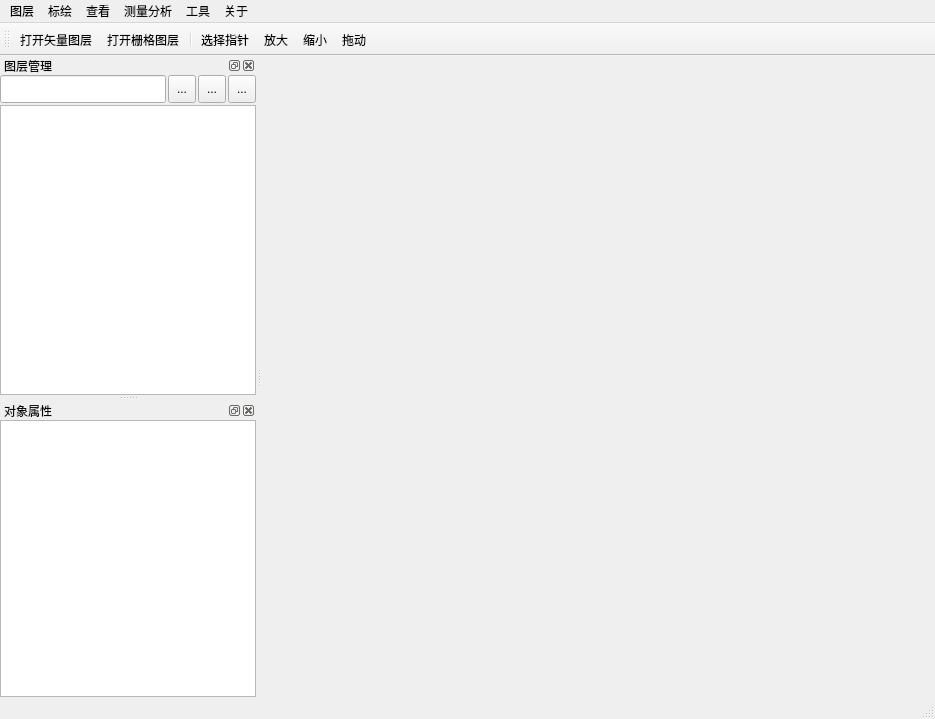
First picture: the form in sqGis/sqGisMainWindow.ui, repository TheWrangler/sqGis, before the edit.
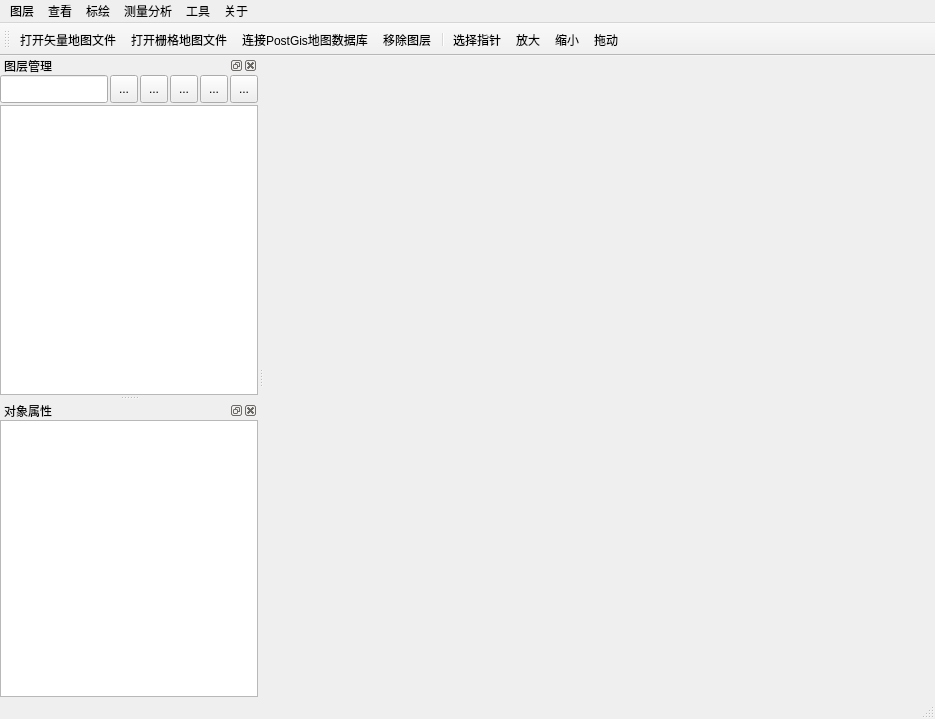
Second picture: the form after the edit. Icons and pictures are not drawn.

Commit message: 1，添加了本地瓦片、OpenStreetMap在线地图加载功能 2.修改了图层管理

What changed in the file:
```diff
--- a/sqGis/sqGisMainWindow.ui
+++ b/sqGis/sqGisMainWindow.ui
@@ -20,7 +20,7 @@
      <x>0</x>
      <y>0</y>
      <width>935</width>
-     <height>26</height>
+     <height>23</height>
     </rect>
    </property>
    <widget class="QMenu" name="menufile">
@@ -87,8 +87,8 @@
     <addaction name="action_17"/>
    </widget>
    <addaction name="menufile"/>
-   <addaction name="menu_2"/>
    <addaction name="menu"/>
+   <addaction name="menu_2"/>
    <addaction name="menu_5"/>
    <addaction name="menu_4"/>
    <addaction name="menu_3"/>
@@ -102,6 +102,8 @@
    </attribute>
    <addaction name="openVectorLayerAction"/>
    <addaction name="openRasterLayerAction"/>
+   <addaction name="openPostGisLayerAction"/>
+   <addaction name="removeLayerAction"/>
    <addaction name="separator"/>
    <addaction name="selectAction"/>
    <addaction name="zoomInAction"/>
@@ -110,6 +112,12 @@
   </widget>
   <widget class="QStatusBar" name="statusBar"/>
   <widget class="QDockWidget" name="dockWidget">
+   <property name="sizePolicy">
+    <sizepolicy hsizetype="Preferred" vsizetype="Preferred">
+     <horstretch>0</horstretch>
+     <verstretch>0</verstretch>
+    </sizepolicy>
+   </property>
    <property name="windowTitle">
     <string>图层管理</string>
    </property>
@@ -117,6 +125,12 @@
     <number>1</number>
    </attribute>
    <widget class="QWidget" name="dockWidgetContents">
+    <property name="sizePolicy">
+     <sizepolicy hsizetype="Preferred" vsizetype="Preferred">
+      <horstretch>0</horstretch>
+      <verstretch>0</verstretch>
+     </sizepolicy>
+    </property>
     <layout class="QVBoxLayout" name="verticalLayout">
      <property name="spacing">
       <number>2</number>
@@ -217,6 +231,52 @@
          </property>
         </widget>
        </item>
+       <item>
+        <widget class="QToolButton" name="visibleLayerBtn">
+         <property name="minimumSize">
+          <size>
+           <width>28</width>
+           <height>28</height>
+          </size>
+         </property>
+         <property name="maximumSize">
+          <size>
+           <width>28</width>
+           <height>28</height>
+          </size>
+         </property>
+         <property name="text">
+          <string>...</string>
+         </property>
+         <property name="icon">
+          <iconset resource="sqGis.qrc">
+           <normaloff>:/img/visible_x24</normaloff>:/img/visible_x24</iconset>
+         </property>
+        </widget>
+       </item>
+       <item>
+        <widget class="QToolButton" name="removeLayerBtn">
+         <property name="minimumSize">
+          <size>
+           <width>28</width>
+           <height>28</height>
+          </size>
+         </property>
+         <property name="maximumSize">
+          <size>
+           <width>28</width>
+           <height>28</height>
+          </size>
+         </property>
+         <property name="text">
+          <string>...</string>
+         </property>
+         <property name="icon">
+          <iconset resource="sqGis.qrc">
+           <normaloff>:/img/trash_x24</normaloff>:/img/trash_x24</iconset>
+         </property>
+        </widget>
+       </item>
       </layout>
      </item>
      <item>
@@ -226,6 +286,18 @@
    </widget>
   </widget>
   <widget class="QDockWidget" name="dockWidget_2">
+   <property name="sizePolicy">
+    <sizepolicy hsizetype="Preferred" vsizetype="Preferred">
+     <horstretch>0</horstretch>
+     <verstretch>0</verstretch>
+    </sizepolicy>
+   </property>
+   <property name="minimumSize">
+    <size>
+     <width>94</width>
+     <height>113</height>
+    </size>
+   </property>
    <property name="windowTitle">
     <string>对象属性</string>
    </property>
@@ -233,6 +305,12 @@
     <number>1</number>
    </attribute>
    <widget class="QWidget" name="dockWidgetContents_2">
+    <property name="sizePolicy">
+     <sizepolicy hsizetype="Preferred" vsizetype="Preferred">
+      <horstretch>0</horstretch>
+      <verstretch>0</verstretch>
+     </sizepolicy>
+    </property>
     <layout class="QGridLayout" name="gridLayout_2">
      <property name="leftMargin">
       <number>0</number>
@@ -381,7 +459,7 @@
      <normaloff>:/img/layer-vector-add_x24</normaloff>:/img/layer-vector-add_x24</iconset>
    </property>
    <property name="text">
-    <string>打开矢量图层</string>
+    <string>打开矢量地图文件</string>
    </property>
   </action>
   <action name="action_16">
@@ -395,7 +473,7 @@
      <normaloff>:/img/layer-raster-add_x24</normaloff>:/img/layer-raster-add_x24</iconset>
    </property>
    <property name="text">
-    <string>打开栅格图层</string>
+    <string>打开栅格地图文件</string>
    </property>
   </action>
   <action name="openLayerPropertyAction">
@@ -432,6 +510,34 @@
     <string>实时轨迹</string>
    </property>
   </action>
+  <action name="openPostGisLayerAction">
+   <property name="icon">
+    <iconset resource="sqGis.qrc">
+     <normaloff>:/img/layer-postgis_x24</normaloff>:/img/layer-postgis_x24</iconset>
+   </property>
+   <property name="text">
+    <string>连接PostGis地图数据库</string>
+   </property>
+  </action>
+  <action name="convertCoorAction">
+   <property name="text">
+    <string>EPSG3857&lt;=&gt;EPSG4326</string>
+   </property>
+  </action>
+  <action name="removeLayerAction">
+   <property name="icon">
+    <iconset resource="sqGis.qrc">
+     <normaloff>:/img/trash_x24</normaloff>:/img/trash_x24</iconset>
+   </property>
+   <property name="text">
+    <string>移除图层</string>
+   </property>
+  </action>
+  <action name="action_6">
+   <property name="text">
+    <string>退出</string>
+   </property>
+  </action>
  </widget>
  <layoutdefault spacing="6" margin="11"/>
  <resources>
```
Left out of the diff: 39 changed lines with no effect on the pictures. The commit also changes 16 other files.
